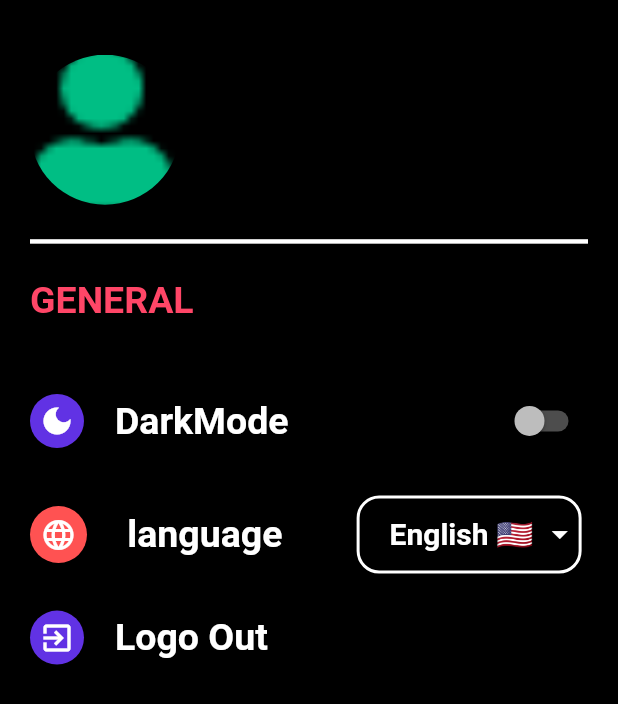
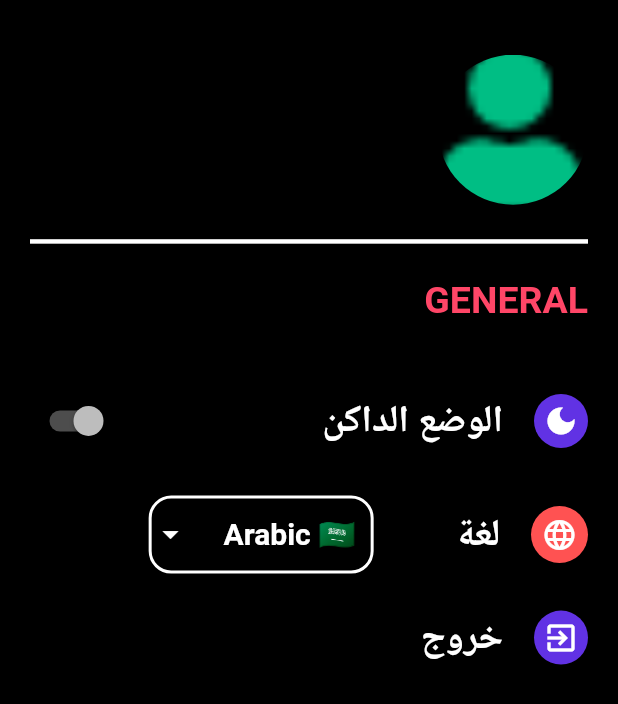
Before and after one commit to Mohammed-Salem2022/shoping-, a Flutter app: the SettingsScreen screen opened directly, on a phone screen of 412 x 824 dp. Shown: the top 704 px of the screen. Run offline on Flutter 3.47's test engine with Material 2 defaults, Android fonts, the phone set to English and light mode, and no system bars; our stand-ins replace badges, carousel_slider, cloud_firestore, firebase_auth, firebase_core, flutter_rating_bar and 5 more; missing offline and left inert: flutter_facebook_auth; accounts and stored records are empty; network calls fail; statements that could not run were skipped.

Commit message:
18 commit

```diff
--- a/lib/language/arabic.dart
+++ b/lib/language/arabic.dart
@@ -0,0 +1,8 @@
+
+
+  Map<String,String>ar={
+   'language':'لغة',
+   'Logo Out':'خروج',
+   'DarkMode':'الوضع الداكن',
+
+  };
--- a/lib/language/loaclliztion.dart
+++ b/lib/language/loaclliztion.dart
@@ -0,0 +1,24 @@
+
+
+import 'package:get/get.dart';
+import 'package:shoping_f/language/english.dart';
+import 'package:shoping_f/utils/my_String.dart';
+
+import 'arabic.dart';
+
+class LocaliztionApp extends Translations{
+  @override
+  // TODO: implement keys
+  Map<String, Map<String, String>> get keys => {
+
+     ene:en,
+     ara:ar,
+
+
+
+  };
+
+
+
+
+}
--- a/lib/main.dart
+++ b/lib/main.dart
@@ -4,7 +4,9 @@ import 'package:get/get.dart';
 import 'package:get/get_navigation/src/root/get_material_app.dart';
 import 'package:get_storage/get_storage.dart';
 import 'package:shoping_f/controller/them_controller.dart';
+import 'package:shoping_f/language/loaclliztion.dart';
 import 'package:shoping_f/routes/routes.dart';
+import 'package:shoping_f/utils/my_String.dart';
 import 'package:shoping_f/utils/theme.dart';
 
 
@@ -28,6 +30,9 @@ class MyApp extends StatelessWidget {
       debugShowCheckedModeBanner: false,
       theme: themeApp.light,
       darkTheme: themeApp.dark ,
+        locale:GetStorage().hasData('lang')? Locale(GetStorage().read('lang')): Locale(ara) ,
+        translations: LocaliztionApp(),
+        fallbackLocale: Locale(ene),
         themeMode: ThemeDarkController().thememode,
       initialRoute: GetStorage().read('auth')==true?Namepages.MainScreen: AppRoutes.Welcome,
       getPages: AppRoutes.routes
--- a/lib/view/sereen/setting/dark_mode_widget.dart
+++ b/lib/view/sereen/setting/dark_mode_widget.dart
@@ -47,7 +47,7 @@ Widget bukidIconWidget( context){
     ),
     SizedBox(width: MediaQuery.of(context).size.width*0.05,),
     TextUtils(
-        text: 'DarkMode',
+        text: 'DarkMode'.tr,
         fontWeight: FontWeight.bold,
         color: Get.isDarkMode?Colors.white:Colors.black ,
         fontsize: 25),
--- a/lib/view/sereen/setting/language_widget.dart
+++ b/lib/view/sereen/setting/language_widget.dart
@@ -1,9 +1,13 @@
+
+
 
 
 
 import 'package:flutter/cupertino.dart';
 import 'package:flutter/material.dart';
 import 'package:get/get.dart';
+import 'package:get_storage/get_storage.dart';
+import 'package:shoping_f/controller/setting_controller.dart';
 
 import '../../../utils/my_String.dart';
 import '../../../utils/theme.dart';
@@ -17,7 +21,10 @@ class LanguageWidget extends StatefulWidget {
 class _LanguageWidgetState extends State<LanguageWidget> {
   @override
   Widget build(BuildContext context) {
-    return Row(
+    return GetBuilder<SettingController>(
+        init: SettingController(),
+        builder: (controller){
+      return  Row(
 
         children: [
           Material(
@@ -49,16 +56,22 @@ class _LanguageWidgetState extends State<LanguageWidget> {
             splashColor:Get.isDarkMode? pinkClr: mainColor,
             customBorder: StadiumBorder(),
             child: TextUtils(
-                text: ' language',
+                text: 'language'.tr,
                 fontWeight: FontWeight.bold,
                 color: Get.isDarkMode?Colors.white:Colors.black ,
                 fontsize: 25) ,
             onTap: (){
 
 
+
             },
           ),
-          SizedBox(width: MediaQuery.of(context).size.width*0.12),
+         SizedBox(width: 55),
+
+           Row(
+             mainAxisAlignment: MainAxisAlignment.spaceBetween,
+             children: [
+
              Container(
                width: 150,
 
@@ -82,7 +95,7 @@ class _LanguageWidgetState extends State<LanguageWidget> {
                        ),
                        items:  [
                          DropdownMenuItem(
-                          child:Container(padding: EdgeInsets.only(left: 20),
+                           child:Container(padding: const EdgeInsets.all(10),
                              child: Text(arabic,
                                style: const TextStyle(
                                    fontWeight: FontWeight.bold,
@@ -94,7 +107,7 @@ class _LanguageWidgetState extends State<LanguageWidget> {
 
                          ),
                          DropdownMenuItem(
-                          child:Container(padding: EdgeInsets.only(left: 20),
+                           child:Container(padding: const EdgeInsets.all(10),
                              child: Text(english,
                                style: const TextStyle(
                                    fontWeight: FontWeight.bold,
@@ -105,14 +118,20 @@ class _LanguageWidgetState extends State<LanguageWidget> {
                            value: ene,
                          ),
                        ],
-                    value: ene,
+                       value: controller.langLocal,
                        onChanged: (value){
-                        ene=value!;
+                         controller.changelanguage(value!);
+                         Get.updateLocale(Locale(value));
                        })
                ),
              ),
 
+           ],)
 
-    ],);
+
+        ],
+      );
+
+    });
   }
 }
--- a/lib/view/sereen/setting/logout_widget.dart
+++ b/lib/view/sereen/setting/logout_widget.dart
@@ -29,7 +29,7 @@ import '../../widgets/text_Utils.dart';
           splashColor:Get.isDarkMode? pinkClr: mainColor,
           customBorder: StadiumBorder(),
           child: TextUtils(
-          text: 'Logo Out',
+          text: 'Logo Out'.tr,
           fontWeight: FontWeight.bold,
           color: Get.isDarkMode?Colors.white:Colors.black ,
           fontsize: 25) ,
```
Also changed, not shown: lib/controller/setting_controller.dart (+43 -0 lines), lib/language/english.dart (+10 -0 lines). Lines whose indentation alone changed are shown as unchanged.
